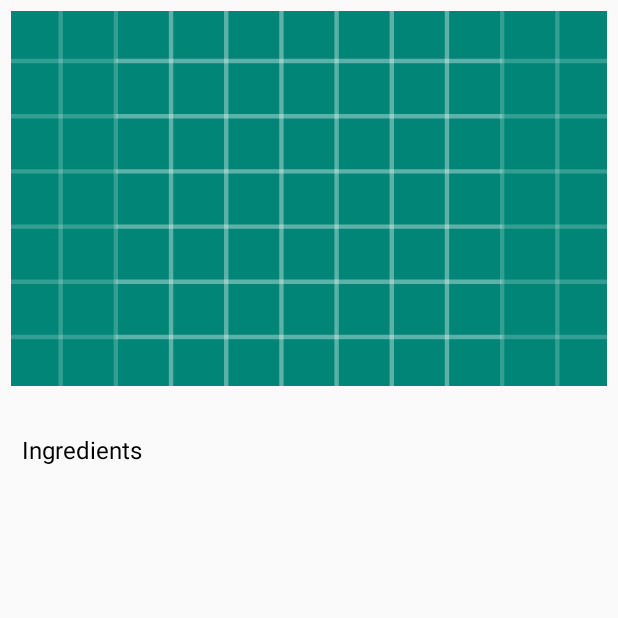
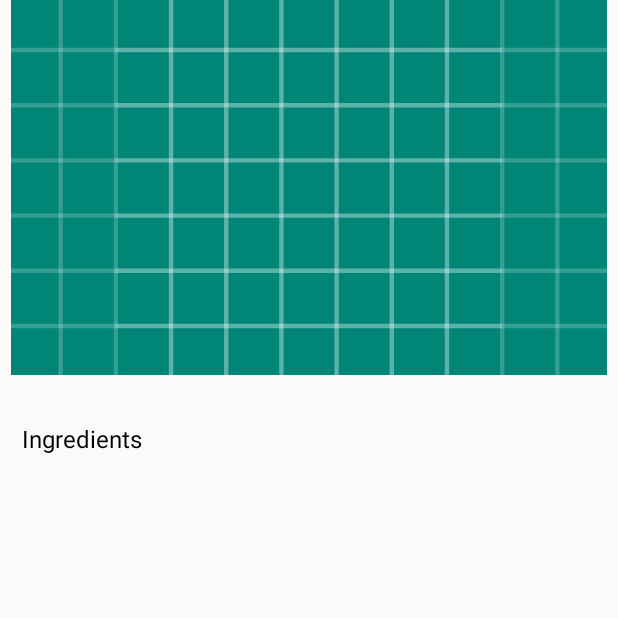
Before and after one commit to blckclov3r/mvvm_restapi, an Android app: the RecipeActivity screen opened directly, with no data from a screen before it, on a phone screen of 412 x 824 dp, the top half of it. Run offline under Robolectric (Android 15) with nearby library versions, the phone set to English and light mode, and no system bars; pictures from the network do not load.

```diff
--- a/app/src/main/java/com/example/restapimvvm/requests/RecipeApi.java
+++ b/app/src/main/java/com/example/restapimvvm/requests/RecipeApi.java
@@ -16,11 +16,11 @@ public interface RecipeApi {
             @Query("page") String page
     );
 
-//    @GET("api/get")
-//    Call<RecipeResponse> getRecipe(
-//            @Query("key") String key,
-//            @Query("rId") String recipeId
-//    );
+    @GET("api/get")
+    Call<RecipeResponse> getRecipe(
+            @Query("key") String key,
+            @Query("rId") String recipeId
+    );
 
 
 }
--- a/app/src/main/java/com/example/restapimvvm/util/Constants.java
+++ b/app/src/main/java/com/example/restapimvvm/util/Constants.java
@@ -3,7 +3,7 @@ package com.example.restapimvvm.util;
 public class Constants {
     public static final String BASE_URL = "https://www.food2fork.com";
 
-    public static final String API_KEY = "8597479007707ecbcc71295830bad990";
+    public static final String API_KEY = "d3dc33e55ff39bf6600150fead1f9610";
 
     public static final String[] DEFAULT_SEARCH_CATEGORIES = {"Barbeque", "Breakfast", "Chicken", "Beef", "Brunch", "Dinner", "Wine", "Italian"};
 
--- a/app/src/main/res/layout/activity_recipe.xml
+++ b/app/src/main/res/layout/activity_recipe.xml
@@ -4,7 +4,6 @@
     xmlns:tools="http://schemas.android.com/tools"
     android:layout_width="match_parent"
     android:layout_height="match_parent"
-    android:layout_marginTop="7dp"
     android:layout_marginEnd="7dp"
     android:layout_marginStart="7dp"
     tools:context=".RecipeActivity">
@@ -66,13 +65,15 @@
 
             <LinearLayout
                 android:layout_width="match_parent"
-                android:layout_marginTop="7dp"
                 android:orientation="vertical"
+                android:layout_marginTop="4dp"
                 android:layout_height="wrap_content">
 
                 <TextView
                     tools:text="ingredients"
                     android:id="@+id/recipe_ingredients"
+                    android:gravity="center"
+                    android:layout_gravity="center"
                     android:textColor="#000"
                     android:layout_width="wrap_content"
                     android:layout_height="wrap_content" />
```
Also changed, not shown: app/src/main/java/com/example/restapimvvm/RecipeActivity.java (+29 -3 lines), app/src/main/java/com/example/restapimvvm/models/Recipe.java (+30 -7 lines), app/src/main/java/com/example/restapimvvm/repositories/RecipeRepository.java (+5 -2 lines), app/src/main/java/com/example/restapimvvm/requests/responses/RecipeSearchResponse.java (+6 -4 lines).
